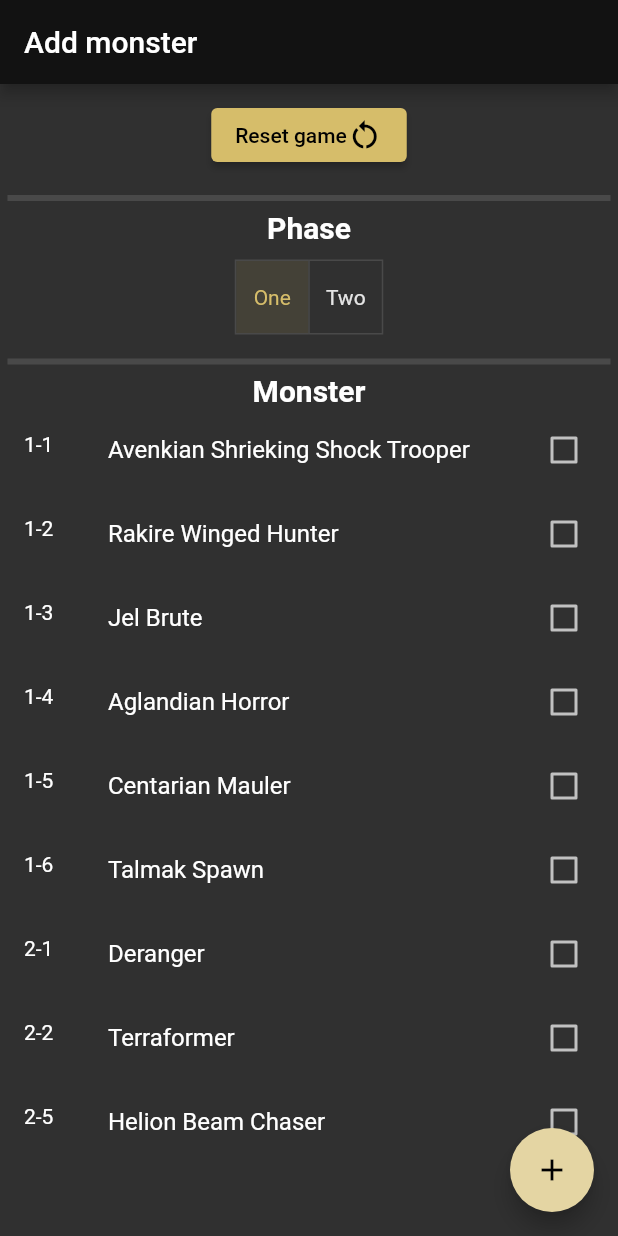
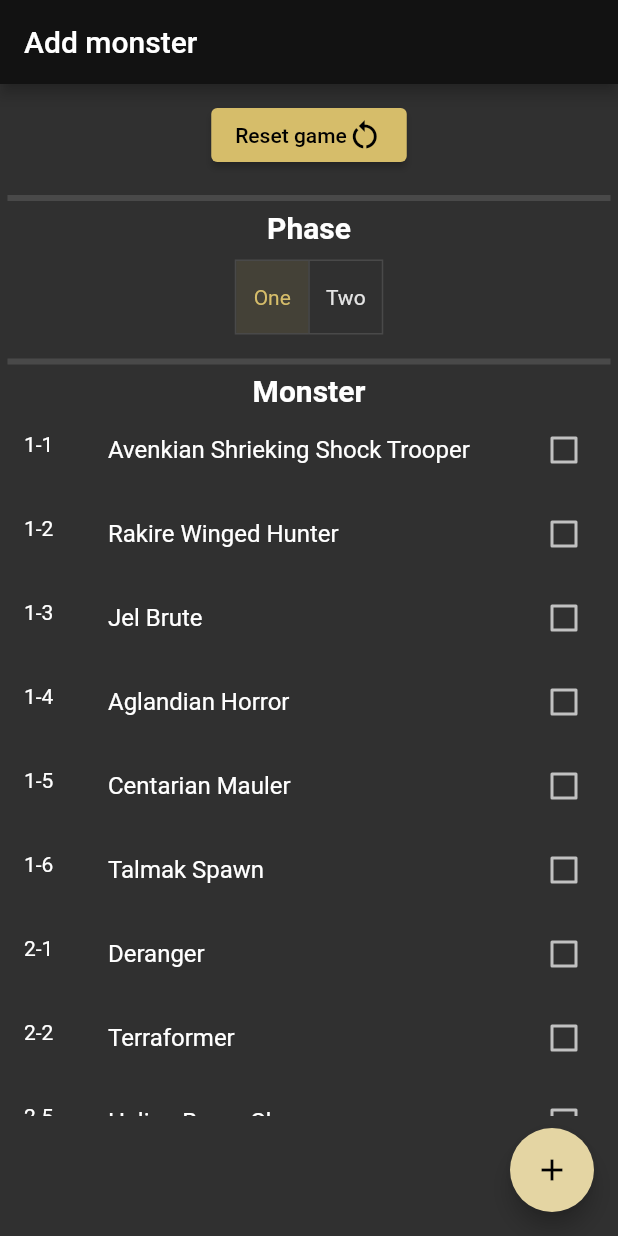
Before and after one commit to royludo/mizai, a Flutter app: the screen it shows after launch, on a phone screen of 412 x 824 dp. Run offline on Flutter 3.47's test engine with Material 2 defaults, Android fonts, the phone set to English and light mode, and no system bars.

Commit message:
make monster and reminder lists scrollable

```diff
--- a/lib/main.dart
+++ b/lib/main.dart
@@ -213,14 +213,17 @@ class _MyHomePageState extends State<MyHomePage> {
           "Monster",
           style: TextStyle(fontWeight: FontWeight.bold, fontSize: 20),
         ),
-        Column(
-          children: monsterWidgetList,
-        )
-        /*ToggleButtons(
-          isSelected: monsterSelectStates,
-          onPressed: onMonsterButtonPressed,
-          children: const <Widget>[Text("Monster 1"), Text("Monster 2")],
-        ),*/
+        Expanded(
+            // expanded is required to make listview work
+            child: Padding(
+                padding: const EdgeInsets.only(bottom: 80),
+                child: ListView.builder(
+                    shrinkWrap: true,
+                    itemCount: monsterWidgetList.length,
+                    prototypeItem: monsterWidgetList.first,
+                    itemBuilder: ((context, index) {
+                      return monsterWidgetList[index];
+                    }))))
       ])),
       floatingActionButton: Wrap(
         spacing: 10,
@@ -257,7 +260,7 @@ class _GlobalGameState extends State<GlobalGame> {
     List<Widget> reminderSection = [];
     reminderSection.add(
       const Padding(
-          padding: EdgeInsets.only(top: 20, bottom: 5),
+          padding: EdgeInsets.only(top: 10, bottom: 5),
           child: Text("Reminders")),
     );
     for (var monster in widget.gameState.allGameMonsters) {
@@ -288,6 +291,10 @@ class _GlobalGameState extends State<GlobalGame> {
         children: passives,
       ));
     }
+    ListView scrollableReminderSection = ListView(
+      shrinkWrap: true,
+      children: [Column(children: reminderSection)],
+    );
 
     // dynamic floatingactionbutton list
     List<FloatingActionButton> floatingButtons = [
@@ -359,16 +366,15 @@ class _GlobalGameState extends State<GlobalGame> {
                       value: selectedMonsterCode,
                       items: widget.gameState.allGameMonsters.map((m) {
                         return DropdownMenuItem(
-                                value: m.desc.code,
-                                child: Text(m.desc.shortName));
+                            value: m.desc.code, child: Text(m.desc.shortName));
                       }).toList(),
                       onChanged: (int? value) {
                         // This is called when the user selects an item.
                         setState(() {
                           selectedMonsterCode = value!;
                           selectedMonster = widget.gameState.allGameMonsters
-                                  .firstWhere((m) =>
-                                      m.desc.code == selectedMonsterCode);
+                              .firstWhere(
+                                  (m) => m.desc.code == selectedMonsterCode);
                         });
                       },
                     )
@@ -376,10 +382,15 @@ class _GlobalGameState extends State<GlobalGame> {
                 )
               : Container(),
           MainMonsterScreen(
-                  gameState: GameState(
-                      widget.gameState.allGameMonsters, selectedMonster)),
-            ] +
-            reminderSection,
+              gameState:
+                  GameState(widget.gameState.allGameMonsters, selectedMonster)),
+          Expanded(
+              // expanded is required to make listview work
+              child: Padding(
+            padding: const EdgeInsets.only(bottom: 80, top: 10),
+            child: scrollableReminderSection,
+          ))
+        ],
       )),
       floatingActionButton: Wrap(
         spacing: 10,
```
Lines whose indentation alone changed are shown as unchanged.
